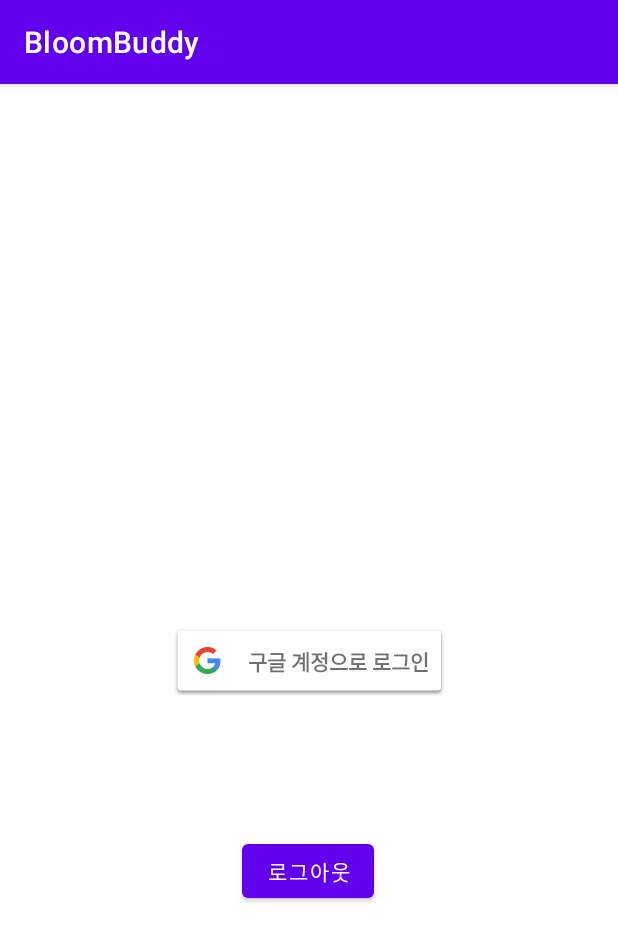
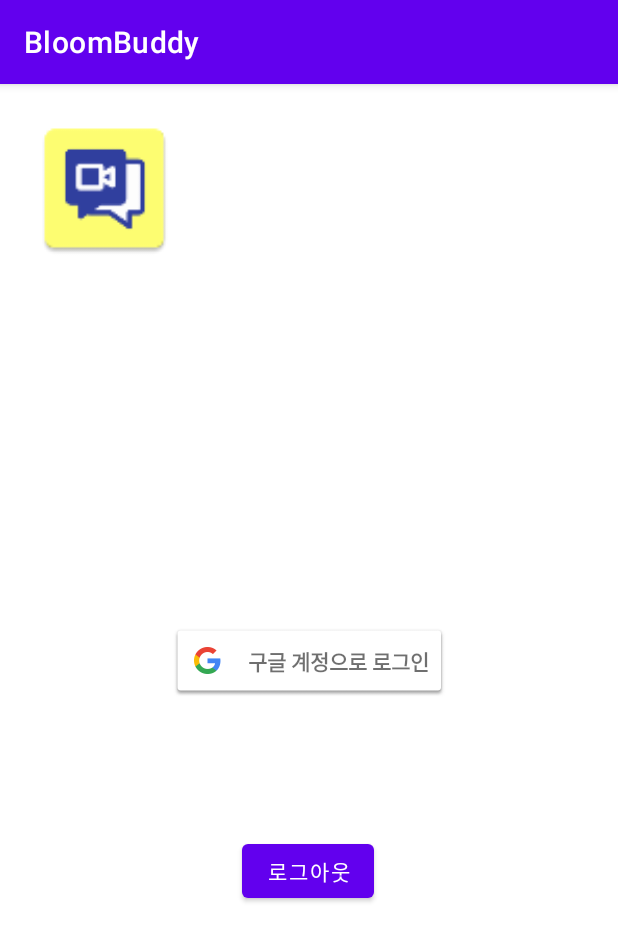
Before and after one commit to Jhanoo/BloomBuddy, an Android app: the screen it shows after launch (MainActivity), on a phone screen of 412 x 824 dp. Shown: the top 941 px of the screen. Run offline under Robolectric (Android 15) with nearby library versions, the phone set to English and light mode, and no system bars; libraries missing offline, so code that uses them is left out: com.kakao.sdk; 1 statement that could not run was skipped.

Commit message:
google_login_api_final

```diff
--- a/app/build.gradle
+++ b/app/build.gradle
@@ -41,4 +41,5 @@ dependencies {
     implementation group: 'com.kakao.sdk', name: 'kakaolink', version: '1.30.5'
     // 구글 로그인 연동
     implementation 'com.google.android.gms:play-services-auth:19.0.0'
+    implementation 'com.github.bumptech.glide:glide:4.12.0'
 }
--- a/app/src/main/java/com/example/bloombuddy/MainActivity.java
+++ b/app/src/main/java/com/example/bloombuddy/MainActivity.java
@@ -8,8 +8,10 @@ import android.os.Bundle;
 import android.util.Log;
 import android.view.View;
 import android.widget.Button;
+import android.widget.ImageView;
 import android.widget.TextView;
 
+import com.bumptech.glide.Glide;
 import com.google.android.gms.auth.api.signin.GoogleSignIn;
 import com.google.android.gms.auth.api.signin.GoogleSignInAccount;
 import com.google.android.gms.auth.api.signin.GoogleSignInClient;
@@ -29,6 +31,7 @@ public class MainActivity extends AppCompatActivity implements View.OnClickListe
     private final String logInText = "구글 계정으로 로그인";
     SignInButton signBt;
     Button logoutBt;
+    ImageView profileImage;
 
     @Override
     protected void onCreate(Bundle savedInstanceState) {
@@ -44,6 +47,7 @@ public class MainActivity extends AppCompatActivity implements View.OnClickListe
         textView.setText(logInText);
         logoutBt = findViewById(R.id.logoutBt);
         logoutBt.setOnClickListener(this);
+        profileImage = findViewById(R.id.ProfileImage);
         // 앱에 필요한 사용자 데이터를 요청하도록 로그인 옵션을 설정한다.
         // DEFAULT_SIGN_IN parameter는 유저의 ID와 기본적인 프로필 정보를 요청하는데 사용된다.
         GoogleSignInOptions gso = new GoogleSignInOptions.Builder(GoogleSignInOptions.DEFAULT_SIGN_IN)
@@ -91,7 +95,7 @@ public class MainActivity extends AppCompatActivity implements View.OnClickListe
                 String personEmail = acct.getEmail();
                 String personId = acct.getId();
                 Uri personPhoto = acct.getPhotoUrl();
-
+                Glide.with(this).load(personPhoto).into(profileImage);
                 Log.d(TAG, "handleSignInResult:personName "+personName);
                 Log.d(TAG, "handleSignInResult:personGivenName "+personGivenName);
                 Log.d(TAG, "handleSignInResult:personEmail "+personEmail);
--- a/app/src/main/res/layout/activity_main.xml
+++ b/app/src/main/res/layout/activity_main.xml
@@ -6,6 +6,17 @@
     android:layout_height="match_parent"
     tools:context=".MainActivity">
 
+    <ImageView
+        android:id="@+id/ProfileImage"
+        android:layout_width="100dp"
+        android:layout_height="100dp"
+        android:src="@mipmap/ic_launcher"
+        android:adjustViewBounds="true"
+        android:scaleType="fitCenter"
+        app:layout_constraintTop_toTopOf="parent"
+        app:layout_constraintStart_toStartOf="parent"
+        android:layout_margin="20dp"
+        />
     <com.google.android.gms.common.SignInButton
         android:id="@+id/sign_in_button"
         android:layout_width="wrap_content"
```
